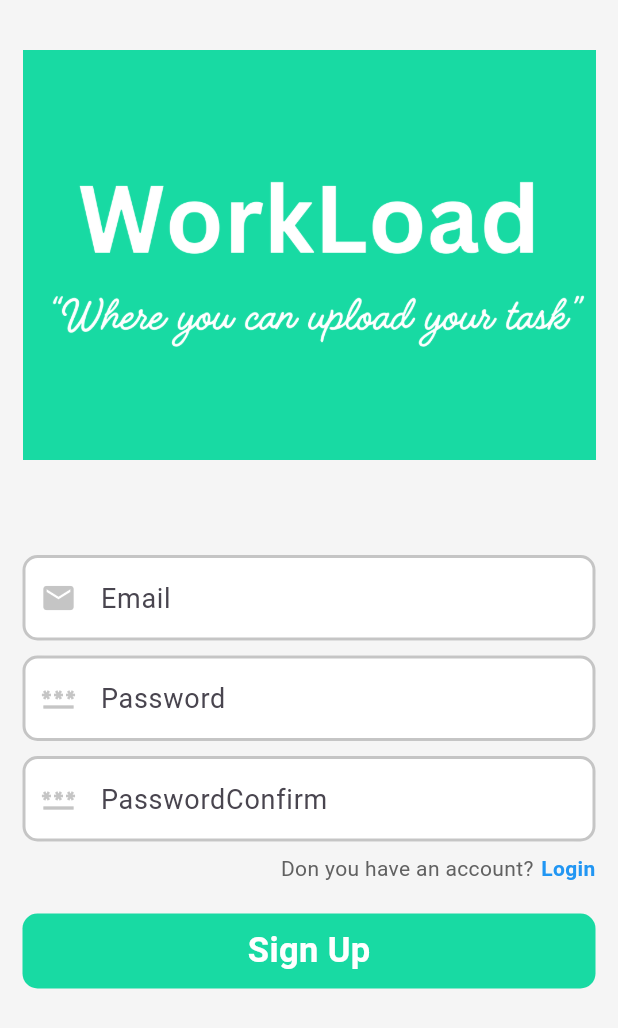
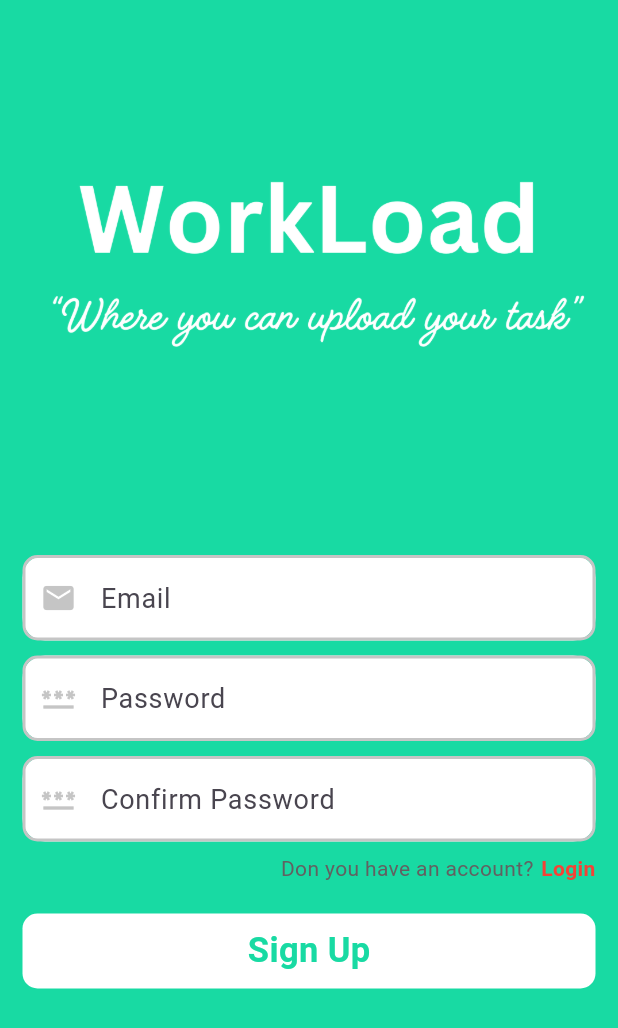
Before and after one commit to UPESHRATALA/WrokLoad_TaskAPP, a Flutter app: the SignUp_Screen screen opened directly with empty values, on a phone screen of 412 x 824 dp. Shown: the top 1028 px of the screen. Run offline on Flutter 3.47's test engine with Material 3 defaults, Android fonts, the phone set to English and light mode, and no system bars; our stand-ins replace cloud_firestore, firebase_auth, firebase_core; accounts and stored records are empty.

Commit message:
changes and add components on signup

```diff
--- a/lib/screen/SingUP.dart
+++ b/lib/screen/SingUP.dart
@@ -21,7 +21,6 @@ class _SignUp_ScreenState extends State<SignUp_Screen> {
 
   @override
   void initState() {
-    // TODO: implement initState
     super.initState();
     _focusNode1.addListener(() {
       setState(() {});
@@ -37,7 +36,7 @@ class _SignUp_ScreenState extends State<SignUp_Screen> {
   @override
   Widget build(BuildContext context) {
     return Scaffold(
-      backgroundColor: backgroundColors,
+      backgroundColor: custom_green, // Set background color to green
       body: SafeArea(
         child: SingleChildScrollView(
           child: Column(
@@ -49,7 +48,7 @@ class _SignUp_ScreenState extends State<SignUp_Screen> {
               SizedBox(height: 10),
               textfield(password, _focusNode2, 'Password', Icons.password),
               SizedBox(height: 10),
-              textfield(PasswordConfirm, _focusNode3, 'PasswordConfirm',
+              textfield(PasswordConfirm, _focusNode3, 'Confirm Password',
                   Icons.password),
               SizedBox(height: 8),
               account(),
@@ -78,9 +77,10 @@ class _SignUp_ScreenState extends State<SignUp_Screen> {
             child: Text(
               'Login',
               style: TextStyle(
-                  color: Colors.blue,
+                color: Colors.red,
                 fontSize: 14,
-                  fontWeight: FontWeight.bold),
+                fontWeight: FontWeight.bold,
+              ),
             ),
           )
         ],
@@ -101,13 +101,13 @@ class _SignUp_ScreenState extends State<SignUp_Screen> {
           width: double.infinity,
           height: 50,
           decoration: BoxDecoration(
-            color: custom_green,
+            color: Colors.white, // Change button color to white
             borderRadius: BorderRadius.circular(10),
           ),
           child: Text(
             'Sign Up',
             style: TextStyle(
-              color: Colors.white,
+              color: custom_green, // Change text color to green
               fontSize: 23,
               fontWeight: FontWeight.bold,
             ),
@@ -135,8 +135,7 @@ class _SignUp_ScreenState extends State<SignUp_Screen> {
               iconss,
               color: _focusNode.hasFocus ? custom_green : Color(0xffc5c5c5),
             ),
-              contentPadding:
-                  EdgeInsets.symmetric(horizontal: 15, vertical: 15),
+            contentPadding: EdgeInsets.symmetric(horizontal: 15, vertical: 15),
             hintText: typeName,
             enabledBorder: OutlineInputBorder(
               borderRadius: BorderRadius.circular(10),
@@ -151,7 +150,8 @@ class _SignUp_ScreenState extends State<SignUp_Screen> {
                 color: custom_green,
                 width: 2.0,
               ),
-              )),
+            ),
+          ),
         ),
       ),
     );
@@ -164,7 +164,7 @@ class _SignUp_ScreenState extends State<SignUp_Screen> {
         width: double.infinity,
         height: 300,
         decoration: BoxDecoration(
-          color: backgroundColors,
+          color: custom_green, // Set background color to green
           image: DecorationImage(
             image: AssetImage('images/7.png'),
             fit: BoxFit.fitWidth,
```
Also changed, not shown: 4 other files. Lines whose indentation alone changed are shown as unchanged.
